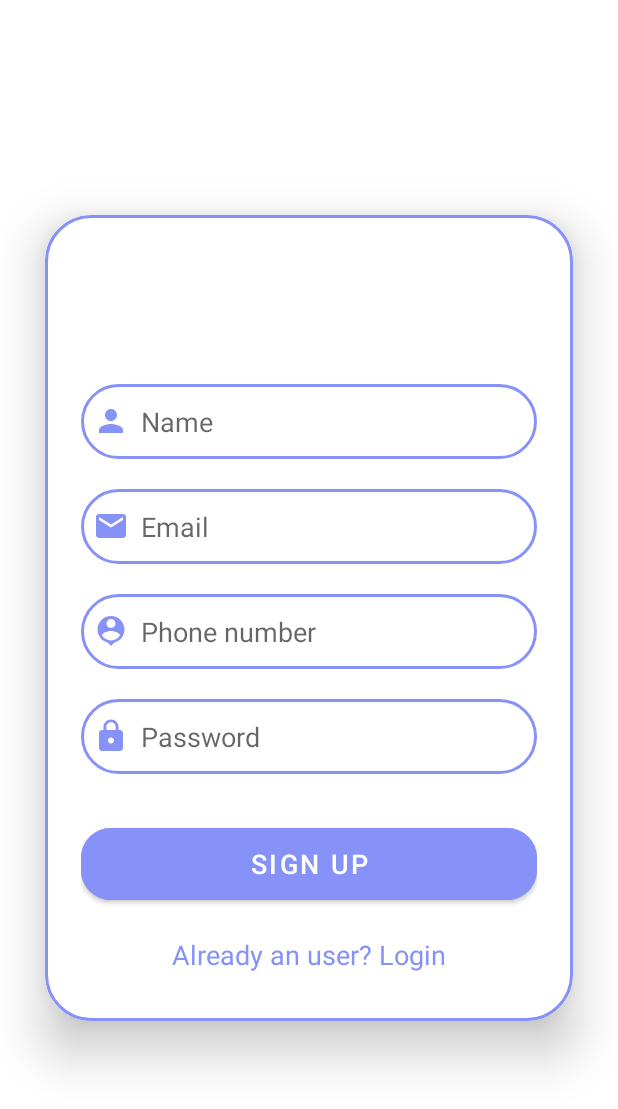
After one commit to ChuangJunHan/MAD_Project, an Android app: the layout activity_signup.xml on its own in the app's theme, with its tools: preview values and no code run, on a phone screen of 412 x 824 dp. The commit adds this screen. Shown: the top 1109 px of the screen. Run offline under Robolectric (Android 15) with nearby library versions, the light colour scheme and no system bars.

Commit message:
Added the basic login functions, still need to bug fix for the google sign-in api and facial recognition

```diff
--- a/app/build.gradle
+++ b/app/build.gradle
@@ -1,5 +1,6 @@
 plugins {
     id 'com.android.application'
+    id 'com.google.gms.google-services'
 }
 
 android {
@@ -33,6 +34,7 @@
     implementation 'androidx.appcompat:appcompat:1.7.0'
     implementation 'com.google.android.material:material:1.12.0'
     implementation 'androidx.constraintlayout:constraintlayout:2.2.0'
+    implementation 'com.google.firebase:firebase-database:21.0.0'
     testImplementation 'junit:junit:4.13.2'
     androidTestImplementation 'androidx.test.ext:junit:1.2.1'
     androidTestImplementation 'androidx.test.espresso:espresso-core:3.6.1'
--- /dev/null
+++ b/app/src/main/res/drawable/baseline_email_24.xml
@@ -0,0 +1,5 @@
+<vector android:height="24dp" android:tint="#8692F7"
+    android:viewportHeight="24" android:viewportWidth="24"
+    android:width="24dp" xmlns:android="http://schemas.android.com/apk/res/android">
+    <path android:fillColor="@android:color/white" android:pathData="M20,4L4,4c-1.1,0 -1.99,0.9 -1.99,2L2,18c0,1.1 0.9,2 2,2h16c1.1,0 2,-0.9 2,-2L22,6c0,-1.1 -0.9,-2 -2,-2zM20,8l-8,5 -8,-5L4,6l8,5 8,-5v2z"/>
+</vector>
--- /dev/null
+++ b/app/src/main/res/drawable/baseline_lock_24.xml
@@ -0,0 +1,5 @@
+<vector android:height="24dp" android:tint="#8692F7"
+    android:viewportHeight="24" android:viewportWidth="24"
+    android:width="24dp" xmlns:android="http://schemas.android.com/apk/res/android">
+    <path android:fillColor="@android:color/white" android:pathData="M18,8h-1L17,6c0,-2.76 -2.24,-5 -5,-5S7,3.24 7,6v2L6,8c-1.1,0 -2,0.9 -2,2v10c0,1.1 0.9,2 2,2h12c1.1,0 2,-0.9 2,-2L20,10c0,-1.1 -0.9,-2 -2,-2zM12,17c-1.1,0 -2,-0.9 -2,-2s0.9,-2 2,-2 2,0.9 2,2 -0.9,2 -2,2zM15.1,8L8.9,8L8.9,6c0,-1.71 1.39,-3.1 3.1,-3.1 1.71,0 3.1,1.39 3.1,3.1v2z"/>
+</vector>
--- /dev/null
+++ b/app/src/main/res/drawable/baseline_person_24.xml
@@ -0,0 +1,5 @@
+<vector android:height="24dp" android:tint="#8692F7"
+    android:viewportHeight="24" android:viewportWidth="24"
+    android:width="24dp" xmlns:android="http://schemas.android.com/apk/res/android">
+    <path android:fillColor="@android:color/white" android:pathData="M12,12c2.21,0 4,-1.79 4,-4s-1.79,-4 -4,-4 -4,1.79 -4,4 1.79,4 4,4zM12,14c-2.67,0 -8,1.34 -8,4v2h16v-2c0,-2.66 -5.33,-4 -8,-4z"/>
+</vector>
--- /dev/null
+++ b/app/src/main/res/drawable/baseline_person_pin_24.xml
@@ -0,0 +1,5 @@
+<vector android:height="24dp" android:tint="#8692F7"
+    android:viewportHeight="24" android:viewportWidth="24"
+    android:width="24dp" xmlns:android="http://schemas.android.com/apk/res/android">
+    <path android:fillColor="@android:color/white" android:pathData="M12,2c-4.97,0 -9,4.03 -9,9 0,4.17 2.84,7.67 6.69,8.69L12,22l2.31,-2.31C18.16,18.67 21,15.17 21,11c0,-4.97 -4.03,-9 -9,-9zM12,4c1.66,0 3,1.34 3,3s-1.34,3 -3,3 -3,-1.34 -3,-3 1.34,-3 3,-3zM12,18.3c-2.5,0 -4.71,-1.28 -6,-3.22 0.03,-1.99 4,-3.08 6,-3.08 1.99,0 5.97,1.09 6,3.08 -1.29,1.94 -3.5,3.22 -6,3.22z"/>
+</vector>
--- /dev/null
+++ b/app/src/main/res/drawable/lavender_border.xml
@@ -0,0 +1,11 @@
+<?xml version="1.0" encoding="utf-8"?>
+<shape xmlns:android="http://schemas.android.com/apk/res/android"
+    android:shape="rectangle">
+
+    <stroke
+        android:width="2dp"
+        android:color="@color/lavender"/>
+
+    <corners
+        android:radius="30dp"/>
+</shape>
--- /dev/null
+++ b/app/src/main/res/layout/activity_signup.xml
@@ -0,0 +1,103 @@
+<?xml version="1.0" encoding="utf-8"?>
+<LinearLayout
+    xmlns:android="http://schemas.android.com/apk/res/android"
+    xmlns:app="http://schemas.android.com/apk/res-auto"
+    xmlns:tools="http://schemas.android.com/tools"
+    android:layout_width="match_parent"
+    android:layout_height="match_parent"
+    android:orientation="vertical"
+    android:gravity="center"
+    tools:context=".SignupActivity">
+
+
+    <androidx.cardview.widget.CardView
+        android:layout_width="match_parent"
+        android:layout_height="wrap_content"
+        android:layout_margin="30dp"
+        app:cardCornerRadius="30dp"
+        app:cardElevation="20dp">
+        <LinearLayout
+            android:layout_width="match_parent"
+            android:layout_height="wrap_content"
+            android:orientation="vertical"
+            android:layout_gravity="center_horizontal"
+            android:padding="24dp"
+            android:background="@drawable/lavender_border">
+            <TextView
+                android:layout_width="match_parent"
+                android:layout_height="wrap_content"
+                android:text="tasktopia"
+                android:textSize="36sp"
+                android:textAlignment="center"
+                android:textStyle="bold"
+                android:textColor="@color/white"/>
+            <EditText
+                android:layout_width="match_parent"
+                android:layout_height="50dp"
+                android:id="@+id/signup_name"
+                android:background="@drawable/lavender_border"
+                android:layout_marginTop="40dp"
+                android:padding="8dp"
+                android:hint="Name"
+                android:drawableLeft="@drawable/baseline_person_24"
+                android:drawablePadding="8dp"
+                android:textColor="@color/black"/>
+            <EditText
+                android:layout_width="match_parent"
+                android:layout_height="50dp"
+                android:id="@+id/signup_email"
+                android:background="@drawable/lavender_border"
+                android:layout_marginTop="20dp"
+                android:padding="8dp"
+                android:hint="Email"
+                android:drawableLeft="@drawable/baseline_email_24"
+                android:drawablePadding="8dp"
+                android:textColor="@color/black"/>
+
+            <EditText
+                android:id="@+id/signup_phone"
+                android:layout_width="match_parent"
+                android:layout_height="50dp"
+                android:layout_marginTop="20dp"
+                android:background="@drawable/lavender_border"
+                android:drawableLeft="@drawable/baseline_person_pin_24"
+                android:drawablePadding="8dp"
+                android:hint="Phone number"
+                android:inputType="phone"
+                android:padding="8dp"
+                android:textColor="@color/black" />
+            <EditText
+                android:layout_width="match_parent"
+                android:layout_height="50dp"
+                android:id="@+id/signup_password"
+                android:background="@drawable/lavender_border"
+                android:layout_marginTop="20dp"
+                android:padding="8dp"
+                android:hint="Password"
+                android:inputType="textPassword"
+                android:drawableLeft="@drawable/baseline_lock_24"
+                android:drawablePadding="8dp"
+                android:textColor="@color/black"/>
+            <Button
+                android:layout_width="match_parent"
+                android:layout_height="60dp"
+                android:text="Sign Up"
+                android:id="@+id/signup_button"
+                android:textSize="18sp"
+                android:layout_marginTop="30dp"
+                android:backgroundTint="@color/lavender"
+                app:cornerRadius = "20dp"/>
+            <TextView
+                android:layout_width="wrap_content"
+                android:layout_height="wrap_content"
+                android:id="@+id/loginRedirectText"
+                android:text="Already an user? Login"
+                android:layout_gravity="center"
+                android:padding="8dp"
+                android:layout_marginTop="10dp"
+                android:textColor="@color/lavender"
+                android:textSize="18sp"/>
+        </LinearLayout>
+    </androidx.cardview.widget.CardView>
+
+</LinearLayout>
--- a/app/src/main/res/values/colors.xml
+++ b/app/src/main/res/values/colors.xml
@@ -7,4 +7,5 @@
     <color name="teal_700">#FF018786</color>
     <color name="black">#FF000000</color>
     <color name="white">#FFFFFFFF</color>
+    <color name="lavender">#8692f7</color>
 </resources>
--- a/app/src/main/res/values/themes.xml
+++ b/app/src/main/res/values/themes.xml
@@ -2,8 +2,8 @@
     <!-- Base application theme. -->
     <style name="Theme.MAD_Project" parent="Theme.MaterialComponents.DayNight.DarkActionBar">
         <!-- Primary brand color. -->
-        <item name="colorPrimary">@color/purple_500</item>
-        <item name="colorPrimaryVariant">@color/purple_700</item>
+        <item name="colorPrimary">@color/lavender</item>
+        <item name="colorPrimaryVariant">@color/lavender</item>
         <item name="colorOnPrimary">@color/white</item>
         <!-- Secondary brand color. -->
         <item name="colorSecondary">@color/teal_200</item>
--- a/build.gradle
+++ b/build.gradle
@@ -1,4 +1,8 @@
-// Top-level build file where you can add configuration options common to all sub-projects/modules.
+buildscript {
+    dependencies {
+        classpath 'com.google.gms:google-services:4.4.2'
+    }
+}// Top-level build file where you can add configuration options common to all sub-projects/modules.
 plugins {
 id 'com.android.application' version '8.1.4' apply false
 }
```
Also changed, not shown: app/src/main/AndroidManifest.xml (+15 -0 lines), app/src/main/java/com/sp/mad_project/HelperClass.java (added, +49 -0 lines), app/src/main/java/com/sp/mad_project/LoginActivity.java (added, +129 -0 lines), app/src/main/java/com/sp/mad_project/SignupActivity.java (added, +68 -0 lines), app/src/main/res/layout/activity_login.xml (added, +81 -0 lines), app/src/main/res/layout/activity_main.xml (+13 -0 lines), 1 other file.
